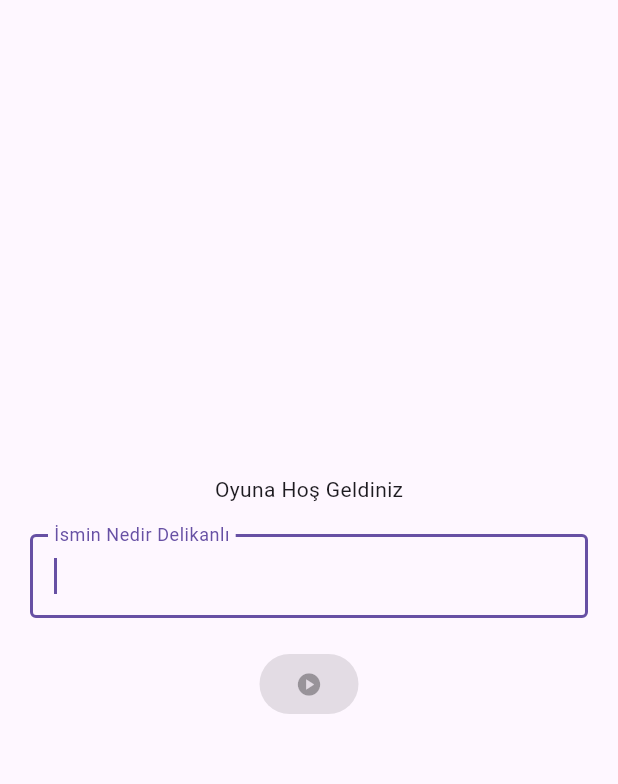
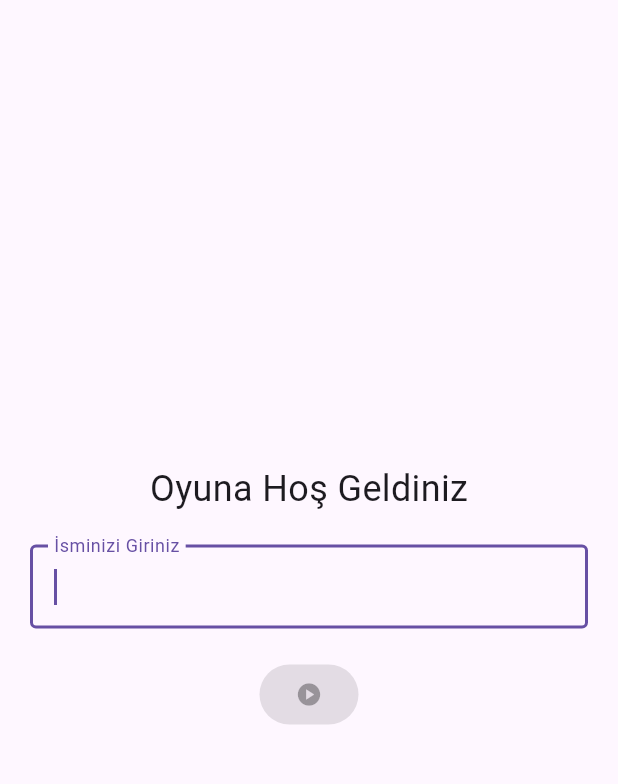
Before and after one commit to mehmetyasaa/FastFinger, a Flutter app: the screen it shows after launch, on a phone screen of 412 x 824 dp, the part 63-847 px from its top. Run offline on Flutter 3.47's test engine with Material 3 defaults, Android fonts, the phone set to English and light mode, and no system bars; our stand-ins replace marquee.

Commit message:
textler düzenlendi

```diff
--- a/lib/main.dart
+++ b/lib/main.dart
@@ -35,9 +35,6 @@ class _MyAppHomeState extends State<MyAppHome> {
   int step = 0;
   int score = 0;
   int lastTypeAt = 0;
-
-  //onChanged içerisine atamalık, kullanıcının textField içierisine girdiği kelimeleri console yazdırmak istiyorum
-
   String currentWord = '';
 
   void updateLastTypeAt() {
@@ -113,7 +110,10 @@ class _MyAppHomeState extends State<MyAppHome> {
           mainAxisAlignment: MainAxisAlignment.center,
           children: [
             if (step == 0) ...[
-              Text("Oyuna Hoş Geldiniz"),
+              Text(
+                "Oyuna Hoş Geldiniz",
+                style: TextStyle(fontSize: 24),
+              ),
               Container(
                 padding: EdgeInsets.all(20),
                 child: TextField(
@@ -122,7 +122,7 @@ class _MyAppHomeState extends State<MyAppHome> {
                   onChanged: onUserNameType,
                   decoration: InputDecoration(
                     border: OutlineInputBorder(),
-                    labelText: "İsmin Nedir Delikanlı",
+                    labelText: "İsminizi Giriniz",
                   ),
                 ),
               ),
@@ -145,7 +145,10 @@ class _MyAppHomeState extends State<MyAppHome> {
                 ),
               )
             ] else ...[
-              Text("Coronodan kaçamadın Scorun $typedCharsLenght "),
+              Text(
+                "Coronodan kaçamadın Scorun $typedCharsLenght ",
+                style: TextStyle(fontSize: 18),
+              ),
               ElevatedButton(
                   onPressed: resetGame,
                   child: Container(
```
Also changed, not shown: 236 other files.
